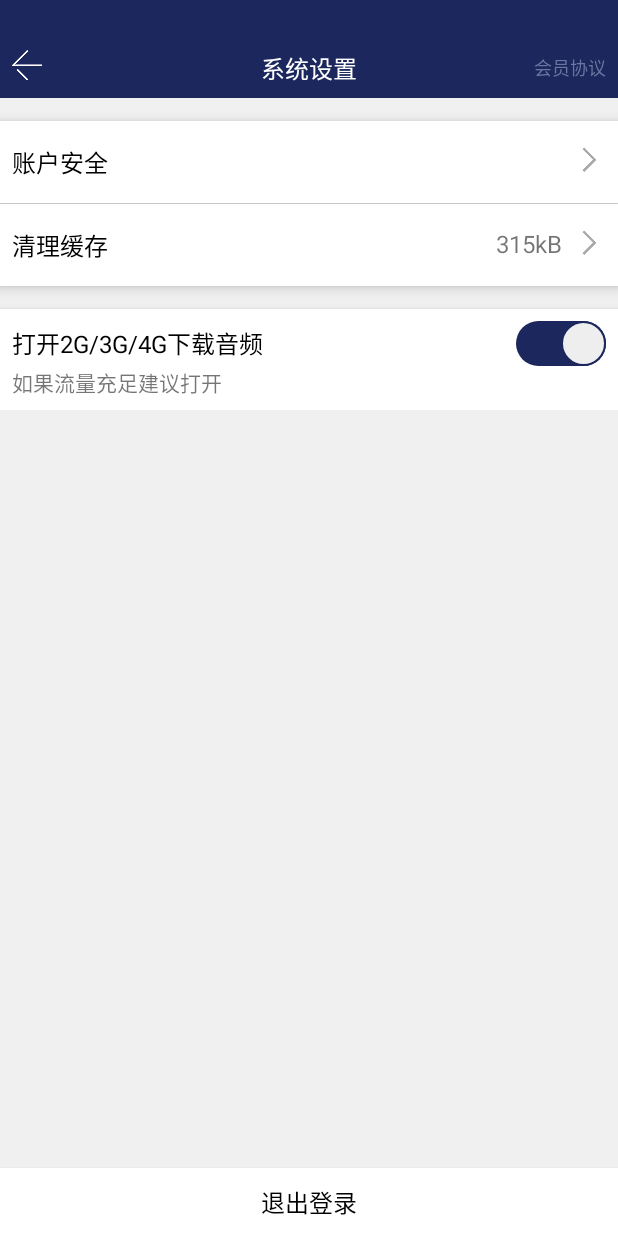
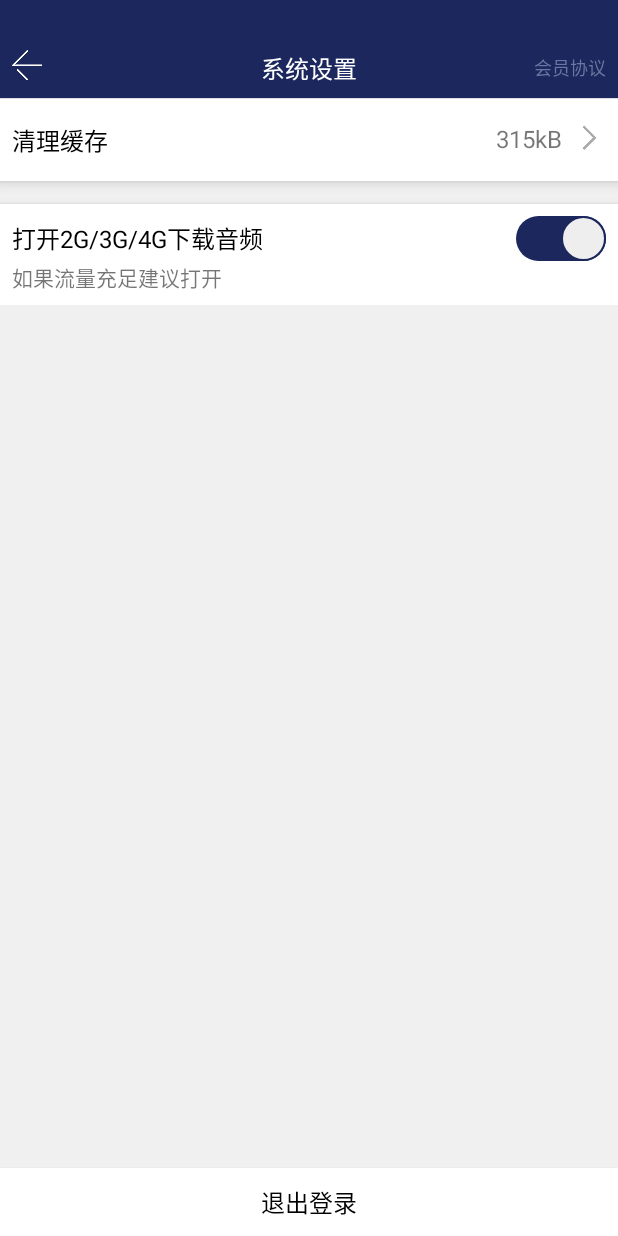
Before and after one commit to YangChengTeam/sleepmm, an Android app: the SystemSettingActivity screen opened directly, with no data from a screen before it, on a phone screen of 412 x 824 dp. Run offline under Robolectric (Android 15) with nearby library versions, the phone set to English and light mode, and no system bars; our stand-ins replace ButterKnife; libraries missing offline, so code that uses them is left out: com.blankj.utilcode, com.jakewharton.rxbinding, com.umeng.analytics, com.vondear.rxtools, rx.functions; 3 statements that could not run were skipped.

Commit message:
修改spa详情

```diff
--- a/app/src/main/res/layout/activity_system_setting.xml
+++ b/app/src/main/res/layout/activity_system_setting.xml
@@ -21,13 +21,14 @@
                 android:id="@+id/rl_account_safe"
                 android:layout_width="match_parent"
                 android:layout_height="wrap_content"
-                android:layout_marginTop="@dimen/dp_15"
+                android:layout_marginTop="@dimen/dp_10"
                 android:background="@color/white"
                 android:elevation="@dimen/dp_5"
                 android:paddingBottom="@dimen/dp_15"
                 android:paddingLeft="@dimen/dp_10"
                 android:paddingRight="@dimen/dp_10"
-                android:paddingTop="@dimen/dp_15">
+                android:paddingTop="@dimen/dp_15"
+                android:visibility="gone">
 
                 <TextView
                     android:layout_width="wrap_content"
```
